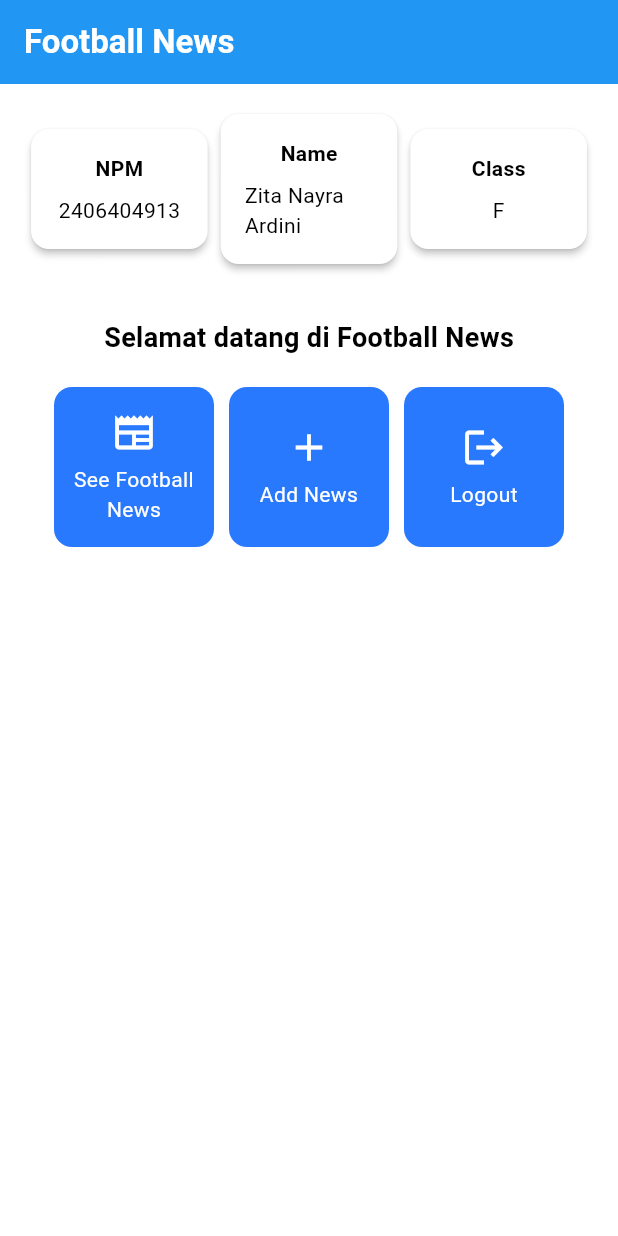
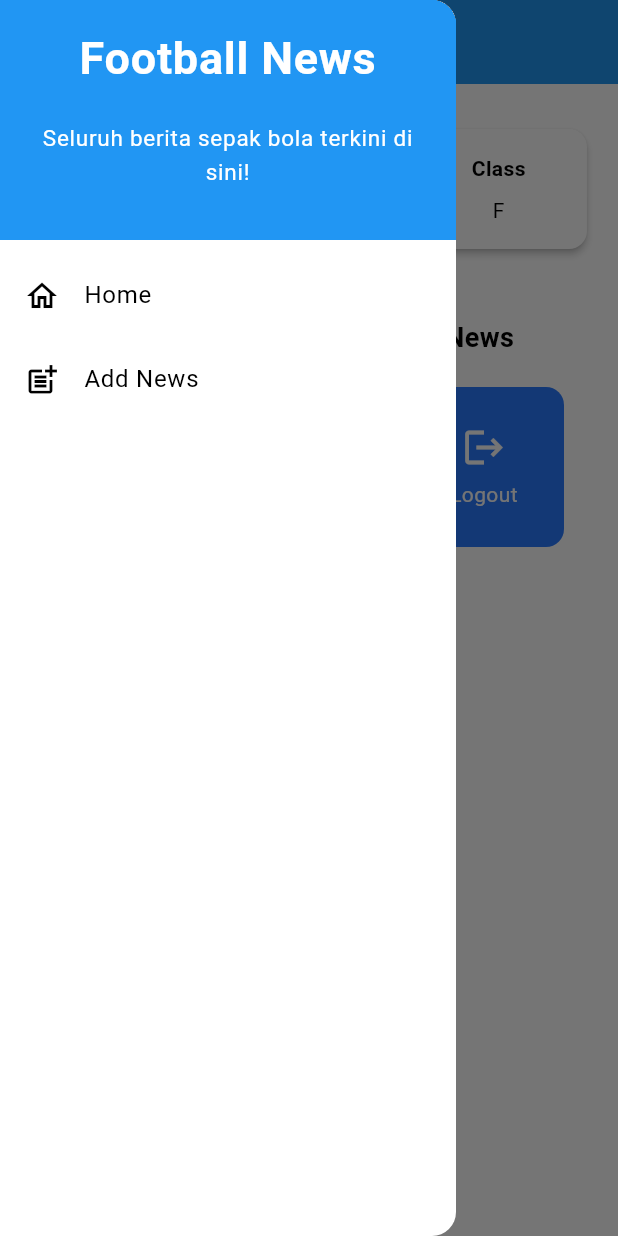
Before and after one commit to nayraarr/football-news-mobile, a Flutter app: the screen it shows after launch, with the side drawer open (before the commit the screen has no drawer), on a phone screen of 412 x 824 dp. Run offline on Flutter 3.47's test engine with Material 3 defaults, Android fonts, the phone set to English and light mode, and no system bars.

Commit message:
Menambahkan Drawer Menu Untuk Navigasi.

```diff
--- a/lib/menu.dart
+++ b/lib/menu.dart
@@ -1,4 +1,8 @@
 import 'package:flutter/material.dart';
+
+// Import drawer widget
+import 'package:football_news/widgets/left_drawer.dart';
+
 
 class MyHomePage extends StatelessWidget {
   MyHomePage({super.key});
@@ -31,6 +35,8 @@ class MyHomePage extends StatelessWidget {
         // Warna latar belakang AppBar diambil dari skema warna tema aplikasi.
         backgroundColor: Theme.of(context).colorScheme.primary,
       ),
+      // Menambahkan left drawer
+      drawer: LeftDrawer(),
       // Body halaman dengan padding di sekelilingnya.
       body: Padding(
         padding: const EdgeInsets.all(16.0),
@@ -187,77 +193,3 @@ class ItemCard extends StatelessWidget {
   }
 
 }
-
-// class _MyHomePageState extends State<MyHomePage> {
-//   int _counter = 0;
-//
-//   void _incrementCounter() {
-//     setState(() {
-//       // This call to setState tells the Flutter framework that something has
-//       // changed in this State, which causes it to rerun the build method below
-//       // so that the display can reflect the updated values. If we changed
-//       // _counter without calling setState(), then the build method would not be
-//       // called again, and so nothing would appear to happen.
-//       _counter++;
-//     });
-//   }
-//
-//   @override
-//   Widget build(BuildContext context) {
-//     // This method is rerun every time setState is called, for instance as done
-//     // by the _incrementCounter method above.
-//     //
-//     // The Flutter framework has been optimized to make rerunning build methods
-//     // fast, so that you can just rebuild anything that needs updating rather
-//     // than having to individually change instances of widgets.
-//     return Scaffold(
-//       appBar: AppBar(
-//         // TRY THIS: Try changing the color here to a specific color (to
-//         // Colors.amber, perhaps?) and trigger a hot reload to see the AppBar
-//         // change color while the other colors stay the same.
-//         backgroundColor: Theme
-//             .of(context)
-//             .colorScheme
-//             .inversePrimary,
-//         // Here we take the value from the MyHomePage object that was created by
-//         // the App.build method, and use it to set our appbar title.
-//         title: Text(widget.title),
-//       ),
-//       body: Center(
-//         // Center is a layout widget. It takes a single child and positions it
-//         // in the middle of the parent.
-//         child: Column(
-//           // Column is also a layout widget. It takes a list of children and
-//           // arranges them vertically. By default, it sizes itself to fit its
-//           // children horizontally, and tries to be as tall as its parent.
-//           //
-//           // Column has various properties to control how it sizes itself and
-//           // how it positions its children. Here we use mainAxisAlignment to
-//           // center the children vertically; the main axis here is the vertical
-//           // axis because Columns are vertical (the cross axis would be
-//           // horizontal).
-//           //
-//           // TRY THIS: Invoke "debug painting" (choose the "Toggle Debug Paint"
-//           // action in the IDE, or press "p" in the console), to see the
-//           // wireframe for each widget.
-//           mainAxisAlignment: MainAxisAlignment.center,
-//           children: <Widget>[
-//             const Text('You have pushed the button this many times:'),
-//             Text(
-//               '$_counter',
-//               style: Theme
-//                   .of(context)
-//                   .textTheme
-//                   .headlineMedium,
-//             ),
-//           ],
-//         ),
-//       ),
-//       floatingActionButton: FloatingActionButton(
-//         onPressed: _incrementCounter,
-//         tooltip: 'Increment',
-//         child: const Icon(Icons.add),
-//       ), // This trailing comma makes auto-formatting nicer for build methods.
-//     );
-//   }
-// }
--- /dev/null
+++ b/lib/widgets/left_drawer.dart
@@ -0,0 +1,67 @@
+import 'package:flutter/material.dart';
+import 'package:football_news/menu.dart';
+// TODO: Impor halaman NewsFormPage jika sudah dibuat
+
+class LeftDrawer extends StatelessWidget {
+  const LeftDrawer({super.key});
+
+  @override
+  Widget build(BuildContext context) {
+    return Drawer(
+      child: ListView(
+        children: [
+          const DrawerHeader(
+            decoration: BoxDecoration(
+              color: Colors.blue,
+            ),
+            child: Column(
+              children: [
+                Text(
+                  'Football News',
+                  textAlign: TextAlign.center,
+                  style: TextStyle(
+                    fontSize: 30,
+                    fontWeight: FontWeight.bold,
+                    color: Colors.white,
+                  ),
+                ),
+                Padding(padding: EdgeInsets.all(10)),
+                Text("Seluruh berita sepak bola terkini di sini!",
+                  textAlign: TextAlign.center,
+                  style: TextStyle(
+                    fontSize: 15.0,
+                      color: Colors.white,
+                    fontWeight: FontWeight.normal
+                  ),
+                ),
+              ],
+            ),
+          ),
+          ListTile(
+            leading: const Icon(Icons.home_outlined),
+            title: const Text('Home'),
+            // Bagian redirection ke MyHomePage
+            onTap: () {
+              Navigator.pushReplacement(
+                  context,
+                  MaterialPageRoute(
+                    builder: (context) => MyHomePage(),
+                  ));
+            },
+          ),
+          ListTile(
+            leading: const Icon(Icons.post_add),
+            title: const Text('Add News'),
+            // Bagian redirection ke NewsFormPage
+            onTap: () {
+              /*
+              TODO: Buatlah routing ke NewsFormPage di sini,
+              setelah halaman NewsFormPage sudah dibuat.
+              */
+            },
+          ),
+        ],
+      ),
+    );
+  }
+}
```
